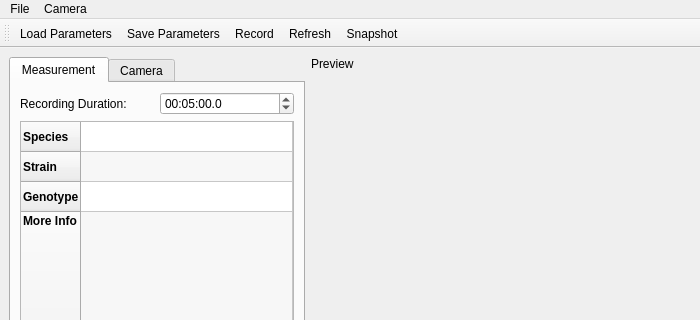
Before: the Qt Designer form fimui/ui_fimwindow.ui in fncnt/fimrecorder, drawn with Qt 5; both pictures show x 0 to 700 and y 0 to 320 of the 700 by 500 pixel window.
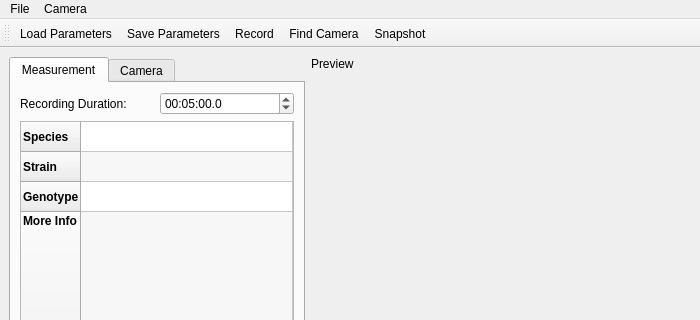
After: the same form once the commit is applied. Icons and pictures are not drawn.

Commit message: Add icons to QActions.

Patch:
```diff
--- a/fimui/ui_fimwindow.ui
+++ b/fimui/ui_fimwindow.ui
@@ -386,6 +386,9 @@
    <property name="windowTitle">
     <string>toolBar</string>
    </property>
+   <property name="toolButtonStyle">
+    <enum>Qt::ToolButtonTextBesideIcon</enum>
+   </property>
    <attribute name="toolBarArea">
     <enum>TopToolBarArea</enum>
    </attribute>
@@ -427,7 +430,7 @@
   </action>
   <action name="actionRefresh">
    <property name="text">
-    <string>Refresh</string>
+    <string>Find Camera</string>
    </property>
    <property name="shortcut">
     <string>F5</string>
```
Left out of the diff: 49 changed lines with no effect on the pictures. The commit also changes 1350 other files.
